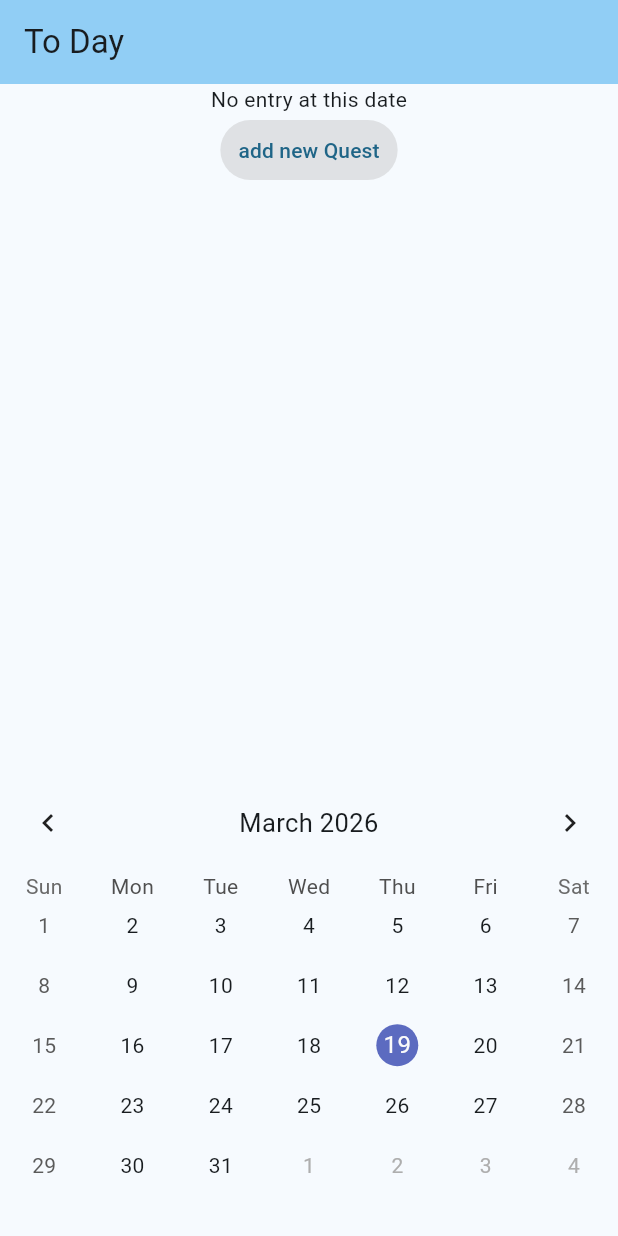
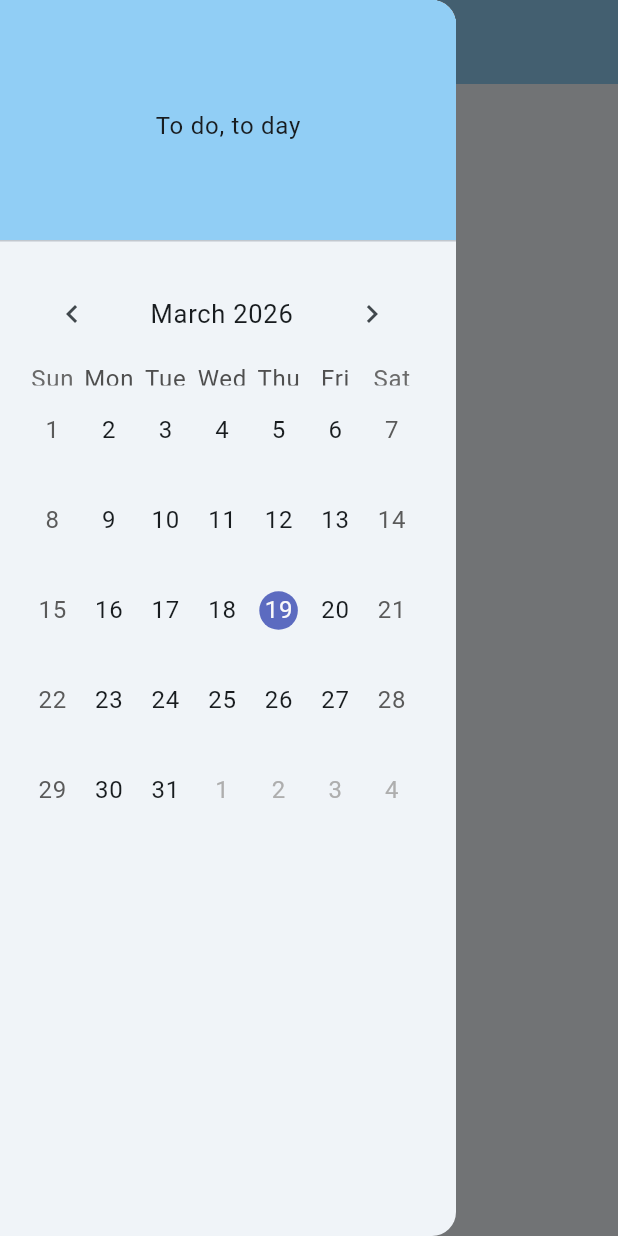
Before and after one commit to halva6/to_day, a Flutter app: the screen it shows after launch, with the side drawer open (before the commit the screen has no drawer), on a phone screen of 412 x 824 dp. Run offline on Flutter 3.47's test engine with Material 3 defaults, Android fonts, the phone set to English and light mode, and no system bars; drawn by our look-alikes of table_calendar.

Commit message:
make inline text stateless and add side bar

```diff
--- a/lib/main.dart
+++ b/lib/main.dart
@@ -21,23 +21,15 @@ class MyApp extends StatelessWidget {
     return MaterialApp(
       title: _headingText,
       theme: ThemeData(useMaterial3: true, colorScheme: colorScheme),
-      home: Scaffold(
-        appBar: AppBar(
-          backgroundColor: colorScheme.inversePrimary,
-          title: Text(_headingText),
-        ),
-        body: Center(
-          child: ChangeNotifierProvider(
-            create: (_) => DailyQuests(),
-            child: Column(
-              mainAxisAlignment: MainAxisAlignment.center,
-              crossAxisAlignment: CrossAxisAlignment.center,
-              children: [
-                Expanded(flex:3, child: QuestView()),
-                Expanded(flex:2, child: CalendarView()),
-              ],
-            ),
+      home: ChangeNotifierProvider(
+        create: (_) => DailyQuests(),
+        child: Scaffold(
+          drawer: CalendarView(),
+          appBar: AppBar(
+            backgroundColor: colorScheme.inversePrimary,
+            title: Text(_headingText),
           ),
+          body: Center(child: QuestView()),
         ),
       ),
     );
--- a/lib/widgets/calendar_view.dart
+++ b/lib/widgets/calendar_view.dart
@@ -10,18 +10,32 @@ class CalendarView extends StatefulWidget {
 }
 
 class _CalendarViewState extends State<CalendarView> {
-  DateTime _today = DateTime.now();
+  DateTime? _today;
 
   @override
   Widget build(BuildContext context) {
     final DailyQuests dailyQuests = context.watch<DailyQuests>();
+    final ThemeData themeContext = Theme.of(context);
+    _today = dailyQuests.getSelectedDateTime();
 
-    return TableCalendar(
-      focusedDay: _today,
+    return Drawer(
+      child: ListView(
+        padding: EdgeInsets.zero,
+        children: [
+          DrawerHeader(
+            decoration: BoxDecoration(color: themeContext.colorScheme.inversePrimary),
+            child: Center(child: Text('To do, to day')),
+          ),
+          ListTile(
+            title: TableCalendar(
+              focusedDay: _today ?? DateTime.now(),
               firstDay: DateTime.utc(2010, 10, 16),
               lastDay: DateTime.utc(2040, 3, 14),
-      headerStyle: HeaderStyle(formatButtonVisible: false, titleCentered: true),
-      rowHeight: 40,
+              headerStyle: HeaderStyle(
+                formatButtonVisible: false,
+                titleCentered: true,
+              ),
+              rowHeight: 60,
               onDaySelected: (day, focusedDay) {
                 setState(() {
                   _today = day;
@@ -29,6 +43,10 @@ class _CalendarViewState extends State<CalendarView> {
                 dailyQuests.selectDateTime(day);
               },
               selectedDayPredicate: (day) => isSameDay(day, _today),
+            ),
+          ),
+        ],
+      ),
     );
   }
 }
--- a/lib/widgets/empty_widget.dart
+++ b/lib/widgets/empty_widget.dart
@@ -10,7 +10,8 @@ class EmptyQuest extends StatelessWidget {
     final dailyQuests = context.watch<DailyQuests>();
     final ThemeData themeContext = Theme.of(context);
 
-    return Center(
+    return Padding(
+      padding: EdgeInsetsGeometry.all(20),
       child: Column(
         children: [
           const Text("No entry at this date"),
```
Also changed, not shown: lib/model/daily_quest.dart (+16 -4 lines), lib/widgets/editable_text_widget.dart (deleted, +0 -96 lines), lib/widgets/inline_text.dart (added, +69 -0 lines), lib/widgets/quest_list.dart (+5 -2 lines). Lines whose indentation alone changed are shown as unchanged.
